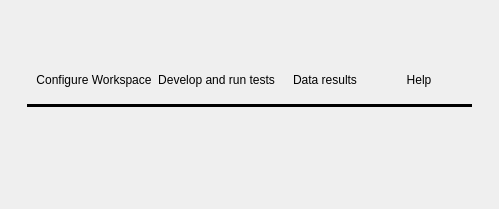
The window that GUI/IPTC_GUI.ui (rrios19/mci_iptc) describes before a commit, drawn with Qt 5.
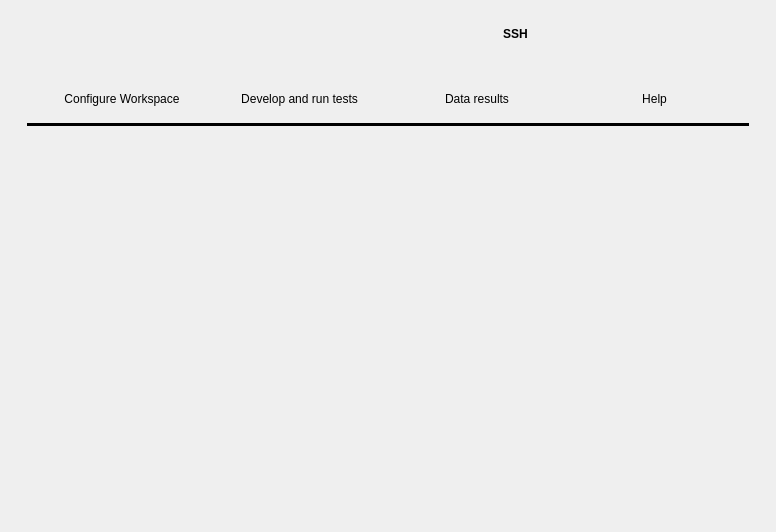
The same window after the commit. The open tabs and pages were chosen to show the change. Icons and pictures are not drawn.

The edit to the form file:
```diff
--- a/GUI/IPTC_GUI.ui
+++ b/GUI/IPTC_GUI.ui
@@ -6,10 +6,16 @@
    <rect>
     <x>0</x>
     <y>0</y>
-    <width>499</width>
-    <height>209</height>
+    <width>776</width>
+    <height>532</height>
    </rect>
   </property>
+  <property name="maximumSize">
+   <size>
+    <width>16777215</width>
+    <height>800</height>
+   </size>
+  </property>
   <property name="windowTitle">
    <string>IPTC</string>
   </property>
@@ -44,7 +50,7 @@
          <property name="maximumSize">
           <size>
            <width>16777215</width>
-           <height>50</height>
+           <height>75</height>
           </size>
          </property>
          <property name="frameShape">
@@ -53,7 +59,7 @@
          <property name="frameShadow">
           <enum>QFrame::Raised</enum>
          </property>
-         <layout class="QHBoxLayout" name="horizontalLayout" stretch="0,0,0,0,0,0">
+         <layout class="QHBoxLayout" name="horizontalLayout" stretch="0,0,0,0,0">
           <property name="spacing">
            <number>10</number>
           </property>
@@ -104,12 +110,29 @@
              </property>
              <item>
               <widget class="QPushButton" name="minimize_btn">
+               <property name="minimumSize">
+                <size>
+                 <width>20</width>
+                 <height>20</height>
+                </size>
+               </property>
                <property name="maximumSize">
                 <size>
                  <width>20</width>
                  <height>20</height>
                 </size>
                </property>
+               <property name="styleSheet">
+                <string notr="true">QPushButton:hover{
+background-color:#ffff00;
+}
+QPushButton{
+border-top-left-radius:10px;
+border-top-right-radius:10px;
+border-bottom-left-radius:10px;
+border-bottom-right-radius:10px;
+}</string>
+               </property>
                <property name="text">
                 <string/>
                </property>
@@ -124,12 +147,29 @@
                <property name="enabled">
                 <bool>true</bool>
                </property>
+               <property name="minimumSize">
+                <size>
+                 <width>20</width>
+                 <height>20</height>
+                </size>
+               </property>
                <property name="maximumSize">
                 <size>
                  <width>20</width>
                  <height>20</height>
                 </size>
                </property>
+               <property name="styleSheet">
+                <string notr="true">QPushButton:hover{
+background-color:#00ff00;
+}
+QPushButton{
+border-top-left-radius:10px;
+border-top-right-radius:10px;
+border-bottom-left-radius:10px;
+border-bottom-right-radius:10px;
+}</string>
+               </property>
                <property name="text">
                 <string/>
                </property>
@@ -141,12 +181,29 @@
              </item>
              <item>
               <widget class="QPushButton" name="close_btn">
+               <property name="minimumSize">
+                <size>
+                 <width>20</width>
+                 <height>20</height>
+                </size>
+               </property>
                <property name="maximumSize">
                 <size>
                  <width>20</width>
                  <height>20</height>
                 </size>
                </property>
+               <property name="styleSheet">
+                <string notr="true">QPushButton{
+border-top-left-radius:10px;
+border-top-right-radius:10px;
+border-bottom-left-radius:10px;
+border-bottom-right-radius:10px;
+}
+QPushButton:hover{
+background-color:#ff0000;
+}</string>
+               </property>
                <property name="text">
                 <string/>
                </property>
@@ -204,13 +261,66 @@
            </widget>
           </item>
           <item>
-           <widget class="QLabel" name="label_current_status">
-            <property name="text">
-             <string/>
+           <widget class="QFrame" name="ConnectControlFrame">
+            <property name="frameShape">
+             <enum>QFrame::StyledPanel</enum>
             </property>
-            <property name="pixmap">
-             <pixmap>:/icons/icons/zap-off.svg</pixmap>
+            <property name="frameShadow">
+             <enum>QFrame::Raised</enum>
             </property>
+            <layout class="QVBoxLayout" name="verticalLayout_7">
+             <item>
+              <widget class="QPushButton" name="ssh_connect_btn">
+               <property name="styleSheet">
+                <string notr="true">QPushButton:hover{
+background-color:#99ffee;
+}
+QPushButton{
+font:bold;
+color:black;
+}</string>
+               </property>
+               <property name="text">
+                <string>SSH</string>
+               </property>
+               <property name="icon">
+                <iconset resource="icons.qrc">
+                 <normaloff>:/icons/icons/zap-off.svg</normaloff>:/icons/icons/zap-off.svg</iconset>
+               </property>
+               <property name="iconSize">
+                <size>
+                 <width>30</width>
+                 <height>30</height>
+                </size>
+               </property>
+              </widget>
+             </item>
+             <item alignment="Qt::AlignHCenter">
+              <widget class="QFrame" name="connectionStatus">
+               <property name="maximumSize">
+                <size>
+                 <width>16777215</width>
+                 <height>0</height>
+                </size>
+               </property>
+               <property name="frameShape">
+                <enum>QFrame::StyledPanel</enum>
+               </property>
+               <property name="frameShadow">
+                <enum>QFrame::Raised</enum>
+               </property>
+               <layout class="QHBoxLayout" name="horizontalLayout_5">
+                <item>
+                 <widget class="QLabel" name="connectLabel">
+                  <property name="text">
+                   <string/>
+                  </property>
+                 </widget>
+                </item>
+               </layout>
+              </widget>
+             </item>
+            </layout>
            </widget>
           </item>
           <item>
@@ -220,16 +330,6 @@
             </property>
            </widget>
           </item>
-          <item>
-           <widget class="QFrame" name="size_grip">
-            <property name="frameShape">
-             <enum>QFrame::StyledPanel</enum>
-            </property>
-            <property name="frameShadow">
-             <enum>QFrame::Raised</enum>
-            </property>
-           </widget>
-          </item>
          </layout>
         </widget>
        </item>
@@ -273,56 +373,13 @@
              <enum>QFrame::Raised</enum>
             </property>
             <layout class="QGridLayout" name="gridLayout_5">
-             <item row="0" column="2">
-              <widget class="QPushButton" name="dataResultBtn">
-               <property name="maximumSize">
-                <size>
-                 <width>16777215</width>
-                 <height>50</height>
-                </size>
-               </property>
-               <property name="styleSheet">
-                <string notr="true">*{border:none;}</string>
-               </property>
-               <property name="text">
-                <string>Data results</string>
-               </property>
-               <property name="icon">
-                <iconset>
-                 <normaloff>:/icons/icons/bar-chart-2.svg</normaloff>:/icons/icons/bar-chart-2.svg</iconset>
-               </property>
-               <property name="iconSize">
-                <size>
-                 <width>20</width>
-                 <height>20</height>
-                </size>
-               </property>
-              </widget>
-             </item>
-             <item row="0" column="0">
-              <widget class="QPushButton" name="confWorkspaceBtn">
-               <property name="styleSheet">
-                <string notr="true">*{border:none;}</string>
-               </property>
-               <property name="text">
-                <string>Configure Workspace</string>
-               </property>
-               <property name="icon">
-                <iconset>
-                 <normaloff>:/icons/icons/settings.svg</normaloff>:/icons/icons/settings.svg</iconset>
-               </property>
-               <property name="iconSize">
-                <size>
-                 <width>20</width>
-                 <height>20</height>
-                </size>
-               </property>
-              </widget>
-             </item>
              <item row="0" column="1">
               <widget class="QPushButton" name="devBtnTest">
                <property name="styleSheet">
-                <string notr="true">*{border:none;}</string>
+                <string notr="true">*{border:none;}
+QPushButton:hover{
+background-color:#99ffee;
+}</string>
                </property>
                <property name="text">
                 <string>Develop and run tests</string>
@@ -339,6 +396,29 @@
                </property>
               </widget>
              </item>
+             <item row="0" column="0">
+              <widget class="QPushButton" name="confWorkspaceBtn">
+               <property name="styleSheet">
+                <string notr="true">*{border:none;}
+QPushButton:hover{
+background-color:#99ffee;
+}</string>
+               </property>
+               <property name="text">
+                <string>Configure Workspace</string>
+               </property>
+               <property name="icon">
+                <iconset resource="icons.qrc">
+                 <normaloff>:/icons/icons/settings.svg</normaloff>:/icons/icons/settings.svg</iconset>
+               </property>
+               <property name="iconSize">
+                <size>
+                 <width>20</width>
+                 <height>20</height>
+                </size>
+               </property>
+              </widget>
+             </item>
              <item row="0" column="3">
               <widget class="QPushButton" name="helpBtn">
                <property name="maximumSize">
@@ -348,7 +428,10 @@
                 </size>
                </property>
                <property name="styleSheet">
-                <string notr="true">*{border:none;}</string>
+                <string notr="true">*{border:none;}
+QPushButton:hover{
+background-color:#99ffee;
+}</string>
                </property>
                <property name="text">
                 <string>Help</string>
@@ -365,6 +448,35 @@
                </property>
               </widget>
              </item>
+             <item row="0" column="2">
+              <widget class="QPushButton" name="dataResultBtn">
+               <property name="maximumSize">
+                <size>
+                 <width>16777215</width>
+                 <height>50</height>
+                </size>
+               </property>
+               <property name="styleSheet">
+                <string notr="true">*{border:none;}
+QPushButton:hover{
+background-color:#99ffee;
+}</string>
+               </property>
+               <property name="text">
+                <string>Data results</string>
+               </property>
+               <property name="icon">
+                <iconset resource="icons.qrc">
+                 <normaloff>:/icons/icons/bar-chart-2.svg</normaloff>:/icons/icons/bar-chart-2.svg</iconset>
+               </property>
+               <property name="iconSize">
+                <size>
+                 <width>20</width>
+                 <height>20</height>
+                </size>
+               </property>
+              </widget>
+             </item>
             </layout>
            </widget>
           </item>
@@ -912,6 +1024,43 @@
             </layout>
            </widget>
           </item>
+          <item>
+           <widget class="QFrame" name="home_frame">
+            <property name="maximumSize">
+             <size>
+              <width>16777215</width>
+              <height>300</height>
+             </size>
+            </property>
+            <property name="frameShape">
+             <enum>QFrame::StyledPanel</enum>
+            </property>
+            <property name="frameShadow">
+             <enum>QFrame::Raised</enum>
+            </property>
+            <layout class="QGridLayout" name="gridLayout">
+             <item row="0" column="0">
+              <widget class="QLabel" name="label_2">
+               <property name="maximumSize">
+                <size>
+                 <width>400</width>
+                 <height>400</height>
+                </size>
+               </property>
+               <property name="text">
+                <string/>
+               </property>
+               <property name="pixmap">
+                <pixmap resource="icons.qrc">:/icons/icons/satellite.svg</pixmap>
+               </property>
+               <property name="scaledContents">
+                <bool>true</bool>
+               </property>
+              </widget>
+             </item>
+            </layout>
+           </widget>
+          </item>
           <item>
            <widget class="QFrame" name="confWokspace_menu">
             <property name="maximumSize">
@@ -1236,6 +1385,28 @@
       </layout>
      </widget>
     </item>
+    <item alignment="Qt::AlignRight">
+     <widget class="QFrame" name="size_grip">
+      <property name="minimumSize">
+       <size>
+        <width>10</width>
+        <height>10</height>
+       </size>
+      </property>
+      <property name="maximumSize">
+       <size>
+        <width>10</width>
+        <height>10</height>
+       </size>
+      </property>
+      <property name="frameShape">
+       <enum>QFrame::StyledPanel</enum>
+      </property>
+      <property name="frameShadow">
+       <enum>QFrame::Raised</enum>
+      </property>
+     </widget>
+    </item>
    </layout>
   </widget>
  </widget>
```
Left out of the diff: 196 changed lines with no effect on the pictures.
